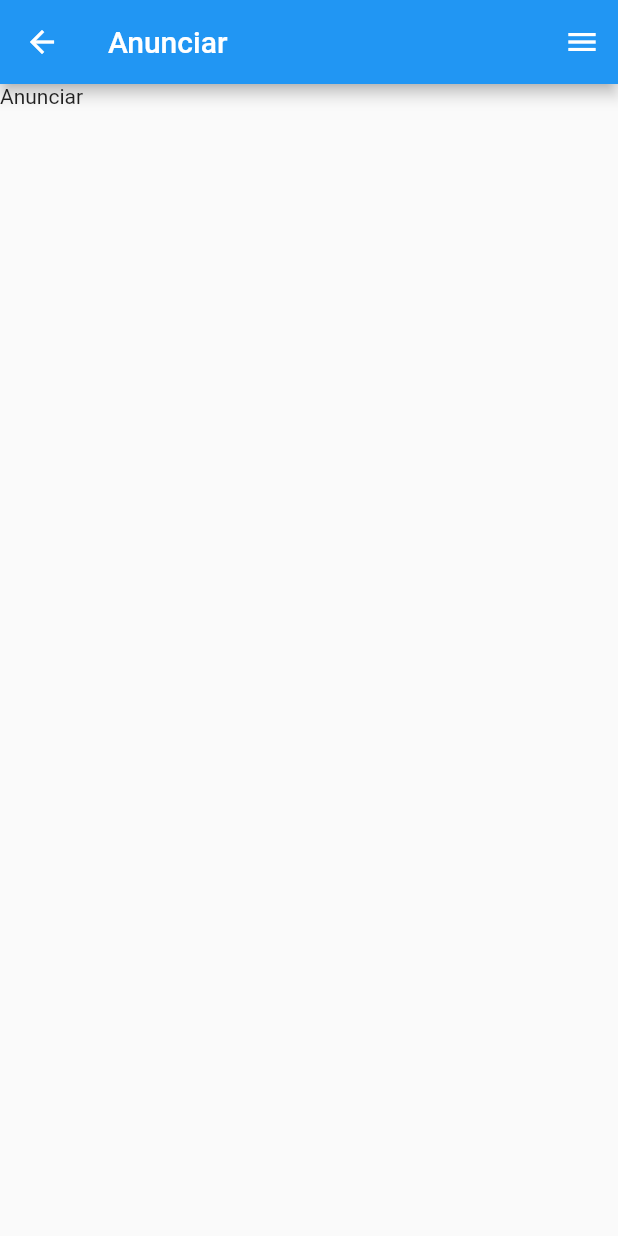
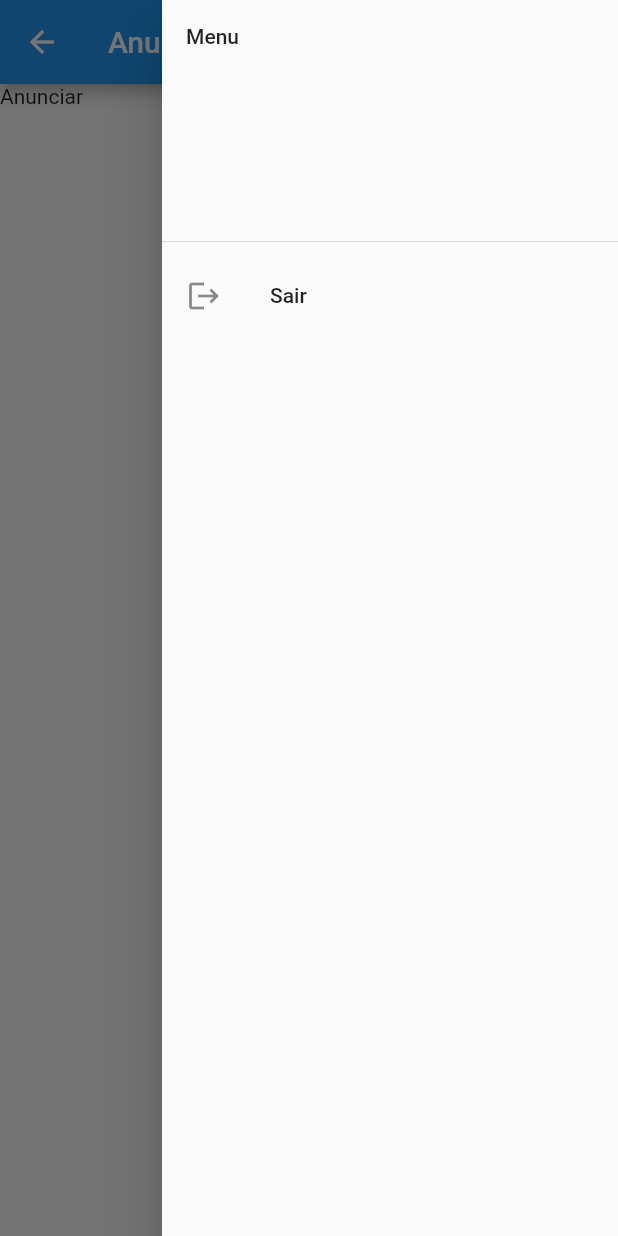
Before and after one commit to pedro-git-projects/toguishi-flutter, a Flutter app: the AdvertiseScreen screen opened directly, with the side drawer open (before the commit the screen has no drawer), on a phone screen of 412 x 824 dp. Run offline on Flutter 3.47's test engine with Material 2 defaults, Android fonts, the phone set to English and light mode, and no system bars; our stand-ins replace flutter_dotenv, flutter_secure_storage; accounts and stored records are empty.

Commit message:
drawer menu

```diff
--- a/lib/main.dart
+++ b/lib/main.dart
@@ -50,6 +50,6 @@ class AuthWrapper extends StatelessWidget {
   @override
   Widget build(BuildContext context) {
     final authState = Provider.of<AuthProvider>(context);
-    return authState.isAuthenticated ? const Bottomnav() : const LoginScreen();
+    return authState.isAuthenticated ? const LoginScreen() : const Bottomnav();
   }
 }
--- a/lib/screens/authenticated/advertise_screen.dart
+++ b/lib/screens/authenticated/advertise_screen.dart
@@ -1,5 +1,5 @@
 import 'package:flutter/material.dart';
-import 'package:toguishi/widgets/ui/menu.dart';
+import 'package:toguishi/widgets/ui/drawer_menu.dart';
 
 class AdvertiseScreen extends StatelessWidget {
   const AdvertiseScreen({super.key});
@@ -7,11 +7,9 @@ class AdvertiseScreen extends StatelessWidget {
   @override
   Widget build(BuildContext context) {
     return Scaffold(
+      endDrawer: const DrawerMenu(),
       appBar: AppBar(
         title: const Text('Anunciar'),
-        actions: const [
-          Menu(),
-        ],
       ),
       body: const SafeArea(child: Text("Anunciar")),
     );
--- a/lib/screens/authenticated/chat_screen.dart
+++ b/lib/screens/authenticated/chat_screen.dart
@@ -1,5 +1,5 @@
 import 'package:flutter/material.dart';
-import 'package:toguishi/widgets/ui/menu.dart';
+import 'package:toguishi/widgets/ui/drawer_menu.dart';
 
 class ChatScreen extends StatelessWidget {
   const ChatScreen({super.key});
@@ -7,11 +7,9 @@ class ChatScreen extends StatelessWidget {
   @override
   Widget build(BuildContext context) {
     return Scaffold(
+      endDrawer: const DrawerMenu(),
       appBar: AppBar(
         title: const Text('Chat'),
-        actions: const [
-          Menu(),
-        ],
       ),
       body: const SafeArea(child: Text("Chat")),
     );
--- a/lib/screens/authenticated/home_screen.dart
+++ b/lib/screens/authenticated/home_screen.dart
@@ -1,5 +1,5 @@
 import 'package:flutter/material.dart';
-import 'package:toguishi/widgets/ui/menu.dart';
+import 'package:toguishi/widgets/ui/drawer_menu.dart';
 
 class HomeScreen extends StatelessWidget {
   const HomeScreen({super.key});
@@ -7,11 +7,9 @@ class HomeScreen extends StatelessWidget {
   @override
   Widget build(BuildContext context) {
     return Scaffold(
+      endDrawer: const DrawerMenu(),
       appBar: AppBar(
         title: const Text('Toguishi'),
-        actions: const [
-          Menu(),
-        ],
       ),
       body: const SafeArea(child: Text("Home")),
     );
--- a/lib/screens/authenticated/search_screen.dart
+++ b/lib/screens/authenticated/search_screen.dart
@@ -1,5 +1,5 @@
 import 'package:flutter/material.dart';
-import 'package:toguishi/widgets/ui/menu.dart';
+import 'package:toguishi/widgets/ui/drawer_menu.dart';
 
 class SearchScreen extends StatelessWidget {
   const SearchScreen({super.key});
@@ -7,11 +7,9 @@ class SearchScreen extends StatelessWidget {
   @override
   Widget build(BuildContext context) {
     return Scaffold(
+      endDrawer: const DrawerMenu(),
       appBar: AppBar(
         title: const Text('Pesquisar'),
-        actions: const [
-          Menu(),
-        ],
       ),
       body: const SafeArea(child: Text("Pesquisar")),
     );
--- /dev/null
+++ b/lib/widgets/ui/drawer_menu.dart
@@ -0,0 +1,36 @@
+import 'package:flutter/material.dart';
+import 'package:provider/provider.dart';
+import 'package:toguishi/state/auth_provider.dart';
+import 'package:toguishi/state/storage_service.dart';
+
+class DrawerMenu extends StatelessWidget {
+  const DrawerMenu({super.key});
+
+  @override
+  Widget build(BuildContext context) {
+    return Drawer(
+      child: ListView(
+        padding: EdgeInsets.zero,
+        children: [
+          const DrawerHeader(
+            child: Text('Menu'),
+          ),
+          ListTile(
+            leading: const Icon(Icons.logout),
+            title: const Text('Sair'),
+            onTap: () {
+              _handleLogout(context);
+            },
+          ),
+        ],
+      ),
+    );
+  }
+
+  void _handleLogout(BuildContext context) {
+    final storageService = Provider.of<StorageService>(context, listen: false);
+    storageService.delete('token');
+    final authProvider = Provider.of<AuthProvider>(context, listen: false);
+    authProvider.checkAuthentication();
+  }
+}
```
